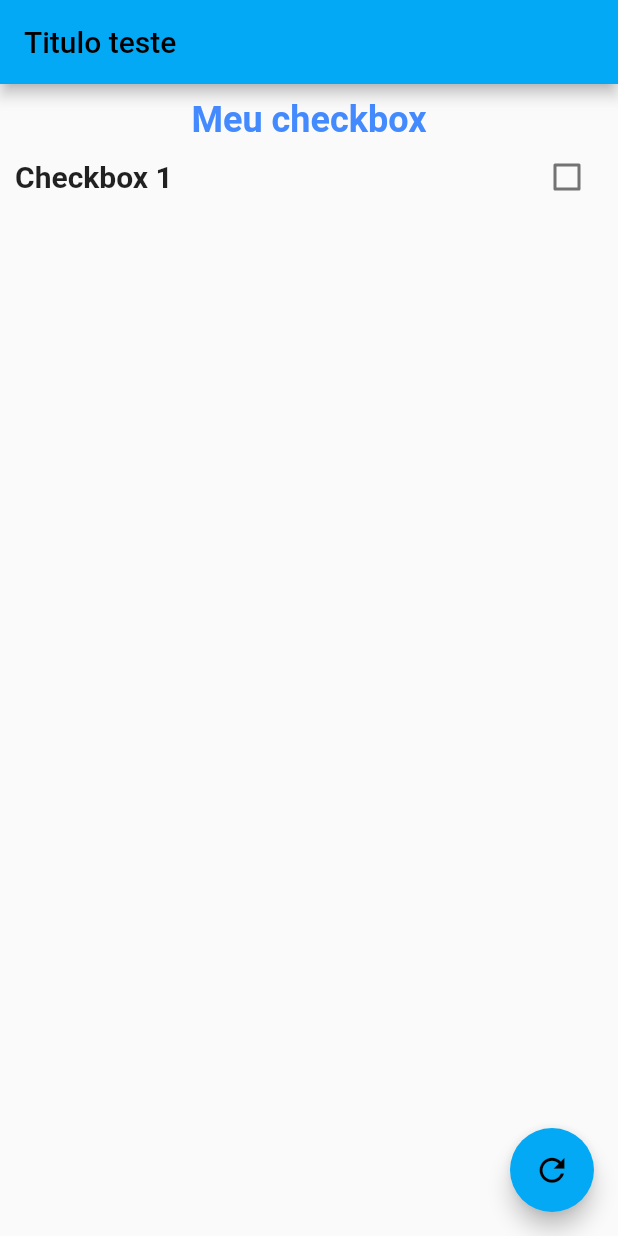
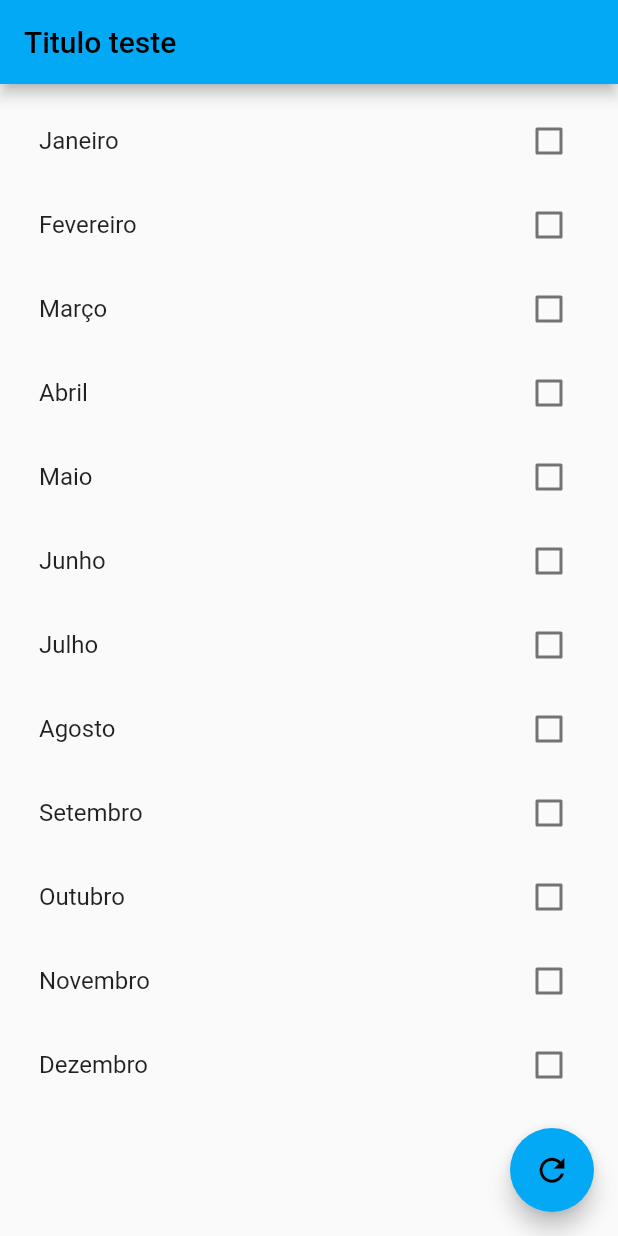
Before and after one commit to FrancisCarolina/flutter_check, a Flutter app: the screen it shows after launch, on a phone screen of 412 x 824 dp. Run offline on Flutter 3.47's test engine with Material 2 defaults, Android fonts, the phone set to English and light mode, and no system bars.

Commit message:
checkbox dos meses

```diff
--- /dev/null
+++ b/flutter_check/lib/chack_box_custom.dart
@@ -0,0 +1,26 @@
+import 'package:flutter/material.dart';
+import 'package:flutter_check/check_box_option.dart';
+
+class CheckboxCustomWidget extends StatefulWidget{
+  const CheckboxCustomWidget({super.key, required this.item});
+
+  final CheckboxOption item;
+
+  @override
+  State<CheckboxCustomWidget> createState() => _CheckboxCustomWidgetState();
+}
+
+class _CheckboxCustomWidgetState extends State<CheckboxCustomWidget>{
+  @override
+  Widget build(BuildContext context){
+    return CheckboxListTile(
+      title: Text(widget.item.title),
+      value: widget.item.checked,
+      onChanged: (value) => {
+        setState((){
+          widget.item.checked = value!;
+        })
+      },
+    );
+  }
+}
--- /dev/null
+++ b/flutter_check/lib/check_box_option.dart
@@ -0,0 +1,9 @@
+class CheckboxOption{
+  String title;
+  bool checked;
+
+  CheckboxOption({
+    this.title = 'No Title Option',
+    this.checked = false,
+  });
+}
--- /dev/null
+++ b/flutter_check/lib/homeTileCheck.dart
@@ -0,0 +1,63 @@
+import 'package:flutter/material.dart';
+import 'package:flutter_check/chack_box_custom.dart';
+import 'package:flutter_check/check_box_option.dart';
+
+class MyHomePage extends StatefulWidget {
+  const MyHomePage({super.key, required this.title});
+
+  final String title;
+
+  @override
+  State<MyHomePage> createState() => _MyHomePageState();
+}
+
+class _MyHomePageState extends State<MyHomePage> {
+  _MyHomePageState();
+
+  final List<CheckboxOption> months = [
+    CheckboxOption(title: 'Janeiro'),
+    CheckboxOption(title: 'Fevereiro'),
+    CheckboxOption(title: 'Março'),
+    CheckboxOption(title: 'Abril'),
+    CheckboxOption(title: 'Maio'),
+    CheckboxOption(title: 'Junho'),
+    CheckboxOption(title: 'Julho'),
+    CheckboxOption(title: 'Agosto'),
+    CheckboxOption(title: 'Setembro'),
+    CheckboxOption(title: 'Outubro'),
+    CheckboxOption(title: 'Novembro'),
+    CheckboxOption(title: 'Dezembro')
+  ];
+
+  @override
+  Widget build(BuildContext context) {
+    return Scaffold(
+      appBar: AppBar(
+        title: Text(widget.title),
+      ),
+      body: Container(
+        padding:
+          const EdgeInsets.symmetric(
+                  horizontal: 10.0,
+                  vertical: 10
+                ),
+        child: ListView.builder(
+          shrinkWrap: true,
+          physics: const ScrollPhysics(),
+          itemCount: months.length,
+          itemBuilder: (_, index){
+            return CheckboxCustomWidget(item: months[index]);
+          },
+        ),
+      ),
+      floatingActionButton: FloatingActionButton(
+        onPressed: (){},
+        shape: const CircleBorder(),
+        child: const Icon(
+          Icons.refresh,
+          size: 25,
+        ),
+      ),
+    );
+  }
+}
--- a/flutter_check/lib/main.dart
+++ b/flutter_check/lib/main.dart
@@ -1,5 +1,6 @@
 import 'package:flutter/material.dart';
-import 'package:flutter_check/home.dart';
+//import 'package:flutter_check/home.dart';
+import 'package:flutter_check/homeTileCheck.dart';
 
 void main() {
   runApp(const MyApp());
```
